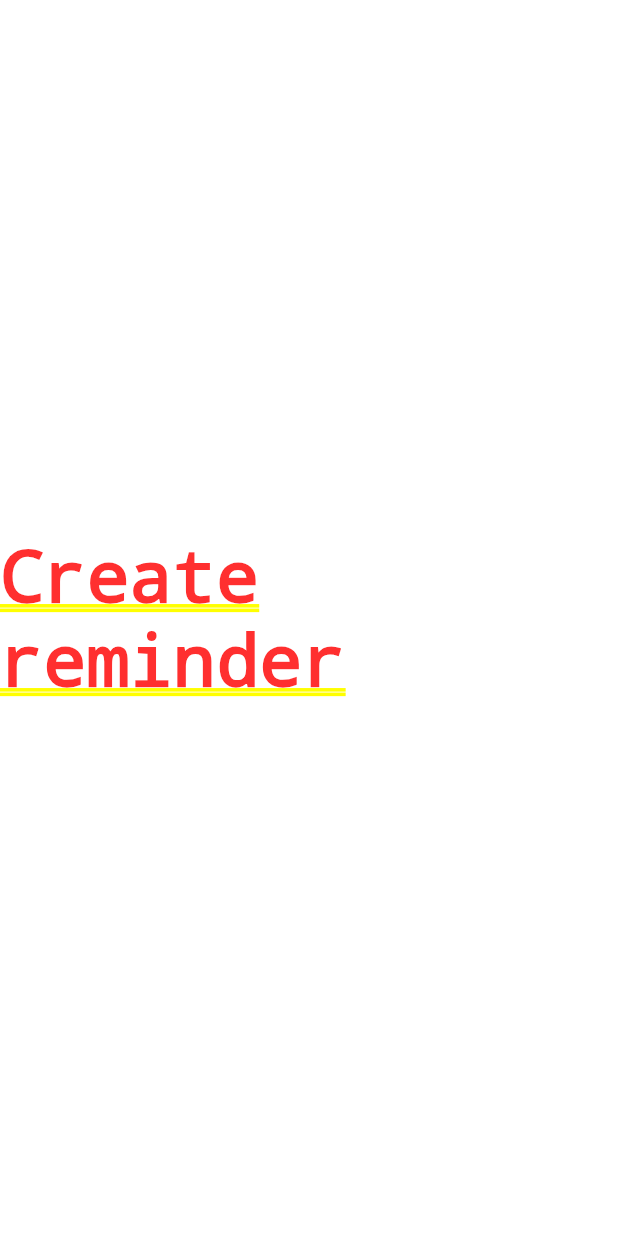
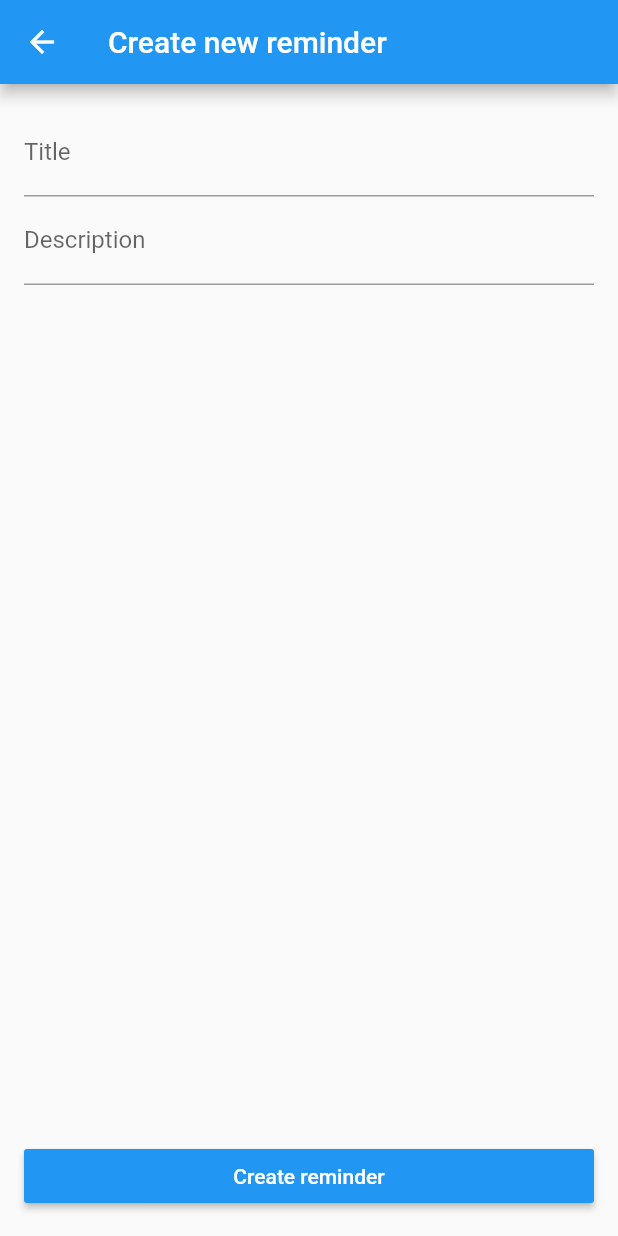
Before and after one commit to MatheusZanfolin/flutter-training, a Flutter app: the screen it shows after launch, after a tap on the "add" icon, on a phone screen of 412 x 824 dp. Run offline on Flutter 3.47's test engine with Material 2 defaults, Android fonts, the phone set to English and light mode, and no system bars.

Commit message:
Implemented reminder creation route

```diff
--- a/lib/routes/route_create_reminder.dart
+++ b/lib/routes/route_create_reminder.dart
@@ -1,11 +1,77 @@
 
-import 'package:flutter/cupertino.dart';
+import 'package:flutter/material.dart';
+import 'package:flutter/rendering.dart';
+import 'package:flutter/widgets.dart';
+import 'package:flutter_training/models/Reminder.dart';
+import 'package:flutter_training/widgets/widget_mandatory_input.dart';
 
 class CreateReminderRoute extends StatelessWidget {
 
   @override
-  Widget build(BuildContext context) => Center(
-    child: Text("Create reminder"),
-  );
+  Widget build(BuildContext context) {
+    return Scaffold(
+        appBar: AppBar(
+          title: Text("Create new reminder"),
+        ),
+        body: Padding(
+          padding: EdgeInsets.all(16),
+          child: CreateReminderForm(),
+        )
+    );
+  }
 
 }
+
+class CreateReminderForm extends StatelessWidget {
+
+  final _reminderForm = GlobalKey<FormState>();
+
+  final title = TextEditingController();
+  final description = TextEditingController();
+
+  @override
+  Widget build(BuildContext context) {
+    return Form(
+      key: _reminderForm,
+      child: Column(
+        children: [
+          MandatoryInput(title, "Title"),
+          MandatoryInput(description, "Description"),
+          Expanded(
+            child: Container(
+              alignment: Alignment.bottomCenter,
+              child: Row(
+                children: [
+                  Expanded(
+                    child: RaisedButton(
+                      color: Colors.blue,
+                      onPressed: () { _createReminder(context); },
+                      child: Text("Create reminder",
+                        style: TextStyle(color: Colors.white)
+                      ),
+                    ),
+                  )
+                ],
+              ),
+            ),
+          )
+        ],
+      ),
+    );
+  }
+
+  void _createReminder(BuildContext context) {
+    if (_isValidInput()) {
+      _submitReminder(context);
+    }
+  }
+
+  bool _isValidInput() {
+    return _reminderForm.currentState.validate();
+  }
+
+  void _submitReminder(BuildContext context) {
+    Navigator.of(context).pop(Reminder(title.text, description.text));
+  }
+
+}
--- /dev/null
+++ b/lib/widgets/widget_mandatory_input.dart
@@ -0,0 +1,27 @@
+
+import 'package:flutter/material.dart';
+import 'package:flutter/widgets.dart';
+
+class MandatoryInput extends StatelessWidget {
+
+  final _label;
+  final _controller;
+  String text;
+
+  MandatoryInput(this._controller, this._label, { this.text });
+
+  @override
+  Widget build(BuildContext context) {
+    return TextFormField(
+
+      validator: _validateMandatory,
+      controller: _controller,
+      decoration: InputDecoration(
+          labelText: _label
+      ),
+    );
+  }
+
+  String _validateMandatory(value) { return value.isEmpty ? "Obrigatório" : null; }
+
+}
```
